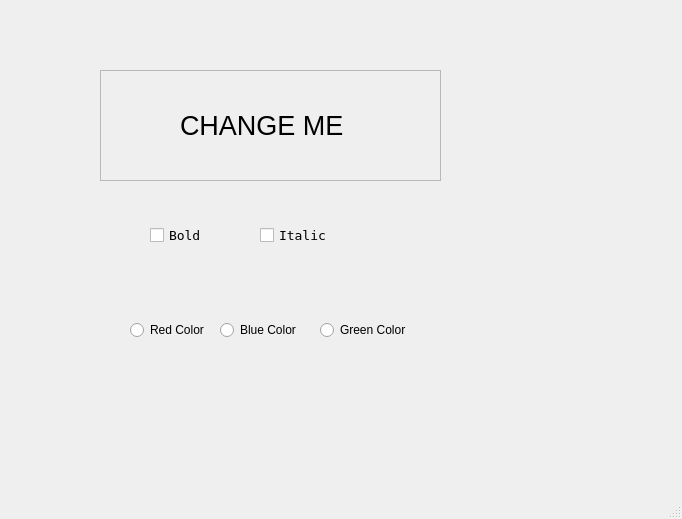
Before: the Qt Designer form check_and_radio__buttons/mainwindow.ui in geethuchowdary/CHECKBOX-, drawn with Qt 5.
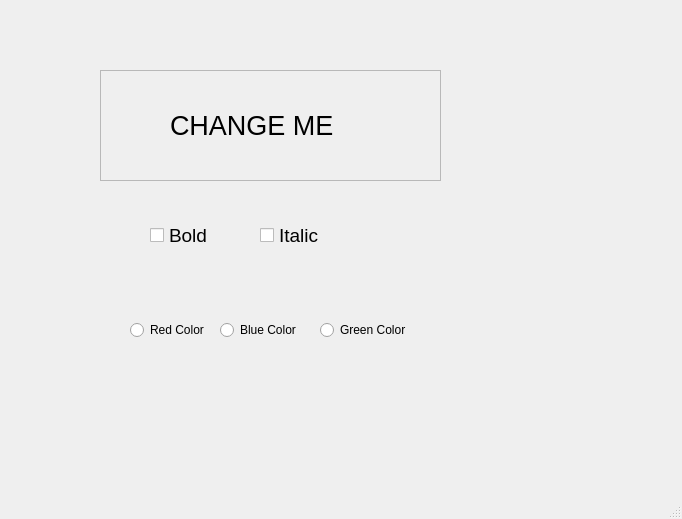
After: the same form once the commit is applied.

Diff of the .ui file:
```diff
--- a/check_and_radio__buttons/mainwindow.ui
+++ b/check_and_radio__buttons/mainwindow.ui
@@ -25,8 +25,8 @@
     </property>
     <property name="font">
      <font>
-      <family>Terminal</family>
-      <pointsize>10</pointsize>
+      <family>MS Shell Dlg 2</family>
+      <pointsize>14</pointsize>
      </font>
     </property>
     <property name="text">
@@ -44,8 +44,10 @@
     </property>
     <property name="font">
      <font>
-      <family>Terminal</family>
-      <pointsize>10</pointsize>
+      <family>MS Shell Dlg 2</family>
+      <pointsize>14</pointsize>
+      <weight>50</weight>
+      <bold>false</bold>
      </font>
     </property>
     <property name="text">
@@ -112,7 +114,7 @@
     <widget class="QLabel" name="label">
      <property name="geometry">
       <rect>
-       <x>80</x>
+       <x>70</x>
        <y>30</y>
        <width>211</width>
        <height>51</height>
```
